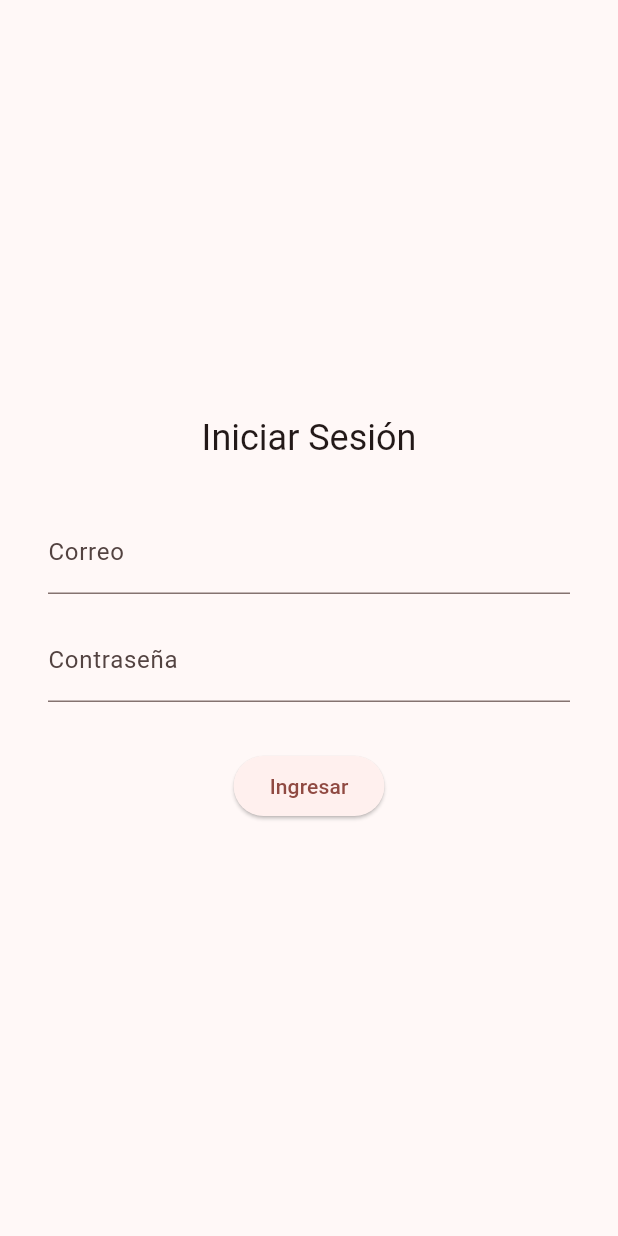
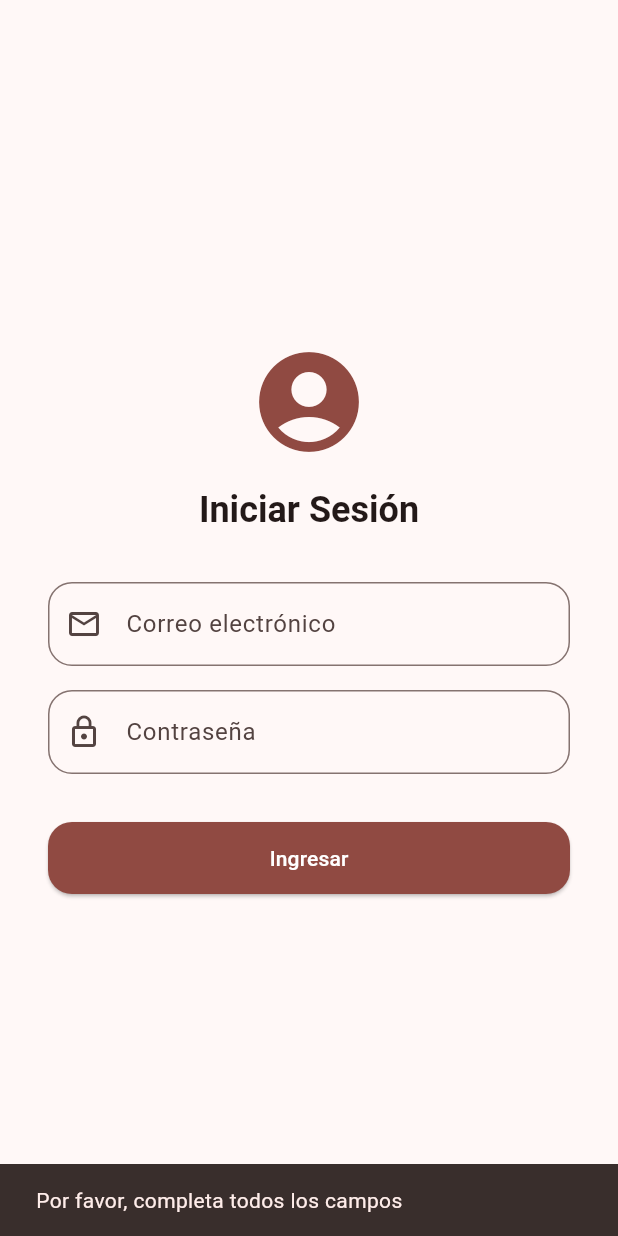
Before and after one commit to Dano442/fablab_app, a Flutter app: the screen it shows after launch, after a tap on "Ingresar", on a phone screen of 412 x 824 dp. Run offline on Flutter 3.47's test engine with Material 3 defaults, Android fonts, the phone set to English and light mode, and no system bars; our stand-ins replace dio, flutter_riverpod, flutter_secure_storage, go_router; network calls fail.

Commit message:
Respaldo codigo 04/11

```diff
--- a/lib/config/providers/auth_provider.dart
+++ b/lib/config/providers/auth_provider.dart
@@ -1,4 +1,4 @@
-import 'package:fablab_app/data/services/auth_services.dart';
+import 'package:fablab_app/data/services/auth_service.dart';
 import 'package:flutter_riverpod/legacy.dart';
 import 'package:fablab_app/domain/models/user_model.dart';
 
--- a/lib/presentation/screens/auth/login_screen.dart
+++ b/lib/presentation/screens/auth/login_screen.dart
@@ -1,4 +1,4 @@
-import 'package:fablab_app/data/services/auth_services.dart';
+import 'package:fablab_app/data/services/auth_service.dart';
 import 'package:flutter/material.dart';
 import 'package:go_router/go_router.dart';
 
@@ -15,20 +15,27 @@ class _LoginScreenState extends State<LoginScreen> {
   bool _loading = false;
   final AuthService _authService = AuthService();
 
-  void _login() async {
+  Future<void> _login() async {
+    final email = _emailController.text.trim();
+    final password = _passwordController.text.trim();
+
+    if (email.isEmpty || password.isEmpty) {
+      ScaffoldMessenger.of(context).showSnackBar(
+        const SnackBar(content: Text('Por favor, completa todos los campos')),
+      );
+      return;
+    }
+
     setState(() => _loading = true);
 
-    final success = await _authService.login(
-      _emailController.text.trim(),
-      _passwordController.text.trim(),
-    );
+    final success = await _authService.login(email, password);
 
     setState(() => _loading = false);
 
     if (success && mounted) {
       context.go('/main_home');
-    } else {
-      ScaffoldMessenger.of(mounted as BuildContext).showSnackBar(
+    } else if (mounted) {
+      ScaffoldMessenger.of(context).showSnackBar(
         const SnackBar(content: Text('Credenciales incorrectas')),
       );
     }
@@ -37,34 +44,69 @@ class _LoginScreenState extends State<LoginScreen> {
   @override
   Widget build(BuildContext context) {
     final colors = Theme.of(context).colorScheme;
+    final textTheme = Theme.of(context).textTheme;
 
     return Scaffold(
       backgroundColor: colors.surface,
-      body: Padding(
+      body: Center(
+        child: SingleChildScrollView(
           padding: const EdgeInsets.all(32),
           child: Column(
             mainAxisAlignment: MainAxisAlignment.center,
             children: [
-            Text('Iniciar Sesión', style: Theme.of(context).textTheme.headlineSmall),
+              Icon(Icons.account_circle, size: 80, color: colors.primary),
+              const SizedBox(height: 16),
+              Text(
+                'Iniciar Sesión',
+                style: textTheme.headlineSmall?.copyWith(
+                  fontWeight: FontWeight.bold,
+                  color: colors.onSurface,
+                ),
+              ),
               const SizedBox(height: 32),
               TextField(
                 controller: _emailController,
-              decoration: const InputDecoration(labelText: 'Correo'),
+                keyboardType: TextInputType.emailAddress,
+                decoration: InputDecoration(
+                  labelText: 'Correo electrónico',
+                  prefixIcon: const Icon(Icons.email_outlined),
+                  border: OutlineInputBorder(
+                    borderRadius: BorderRadius.circular(16),
+                  ),
+                ),
               ),
               const SizedBox(height: 16),
               TextField(
                 controller: _passwordController,
-              decoration: const InputDecoration(labelText: 'Contraseña'),
                 obscureText: true,
+                decoration: InputDecoration(
+                  labelText: 'Contraseña',
+                  prefixIcon: const Icon(Icons.lock_outline),
+                  border: OutlineInputBorder(
+                    borderRadius: BorderRadius.circular(16),
+                  ),
+                ),
               ),
               const SizedBox(height: 32),
-            ElevatedButton(
+              SizedBox(
+                width: double.infinity,
+                height: 48,
+                child: ElevatedButton(
+                  style: ElevatedButton.styleFrom(
+                    backgroundColor: colors.primary,
+                    foregroundColor: colors.onPrimary,
+                    shape: RoundedRectangleBorder(
+                      borderRadius: BorderRadius.circular(16),
+                    ),
+                  ),
                   onPressed: _loading ? null : _login,
                   child: _loading
                       ? const CircularProgressIndicator(color: Colors.white)
                       : const Text('Ingresar'),
                 ),
+              ),
             ],
+          ),
         ),
       ),
     );
--- a/lib/presentation/screens/auth/splash_screen.dart
+++ b/lib/presentation/screens/auth/splash_screen.dart
@@ -1,4 +1,4 @@
-import 'package:fablab_app/data/services/auth_services.dart';
+import 'package:fablab_app/data/services/auth_service.dart';
 import 'package:flutter/material.dart';
 import 'package:go_router/go_router.dart';
 
--- a/lib/presentation/screens/users/user_form.dart
+++ b/lib/presentation/screens/users/user_form.dart
@@ -56,7 +56,6 @@ class _UserFormState extends State<UserForm> {
               _buildField(_career, 'Carrera'),
               _buildField(_role, 'Rol'),
               _buildField(_project, 'Proyecto'),
-              _buildField(_imageUrl, 'URL de Imagen (opcional)', isRequired: false),
             ],
           ),
         ),
@@ -64,7 +63,9 @@ class _UserFormState extends State<UserForm> {
       actions: [
         TextButton(onPressed: () => Navigator.pop(context), child: const Text('Cancelar')),
         ElevatedButton(
-          style: ElevatedButton.styleFrom(backgroundColor: colors.primary),
+          style: ElevatedButton.styleFrom(
+            backgroundColor: colors.primary,
+            foregroundColor: Colors.white),
           onPressed: () {
             if (_formKey.currentState!.validate()) {
               final user = UserModel(
```
Also changed, not shown: lib/presentation/screens/users/users_screen.dart (+77 -64 lines), lib/data/services/auth_service.dart (renamed from lib/data/services/auth_services.dart), 1 other file. Lines whose indentation alone changed are shown as unchanged.
